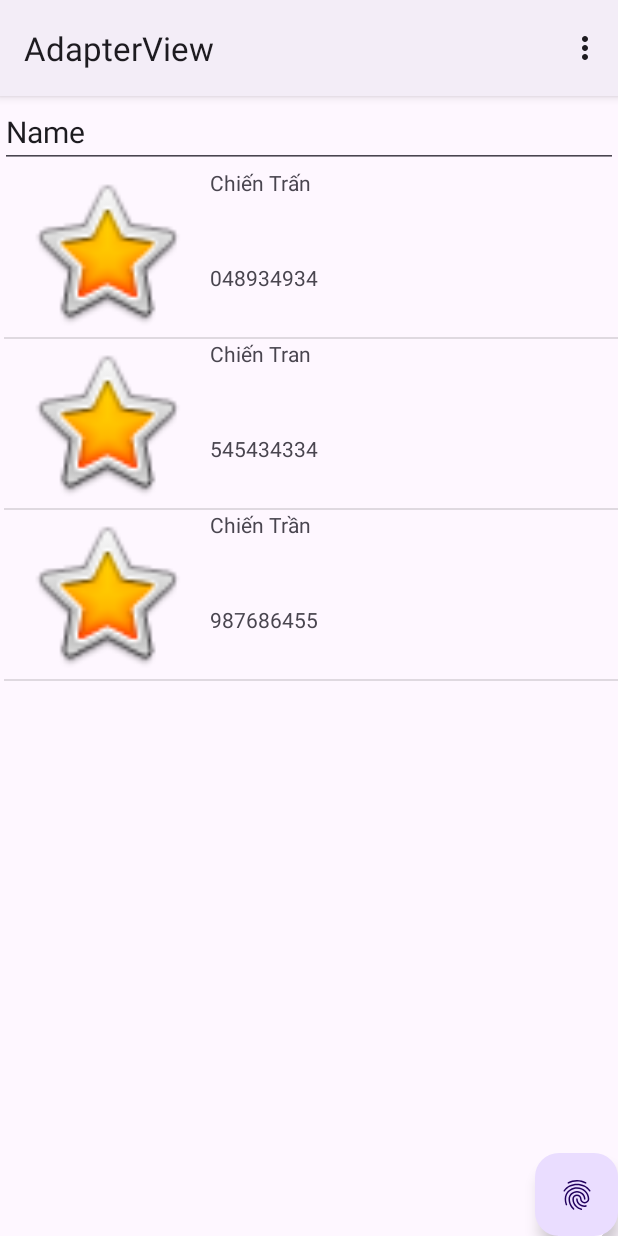
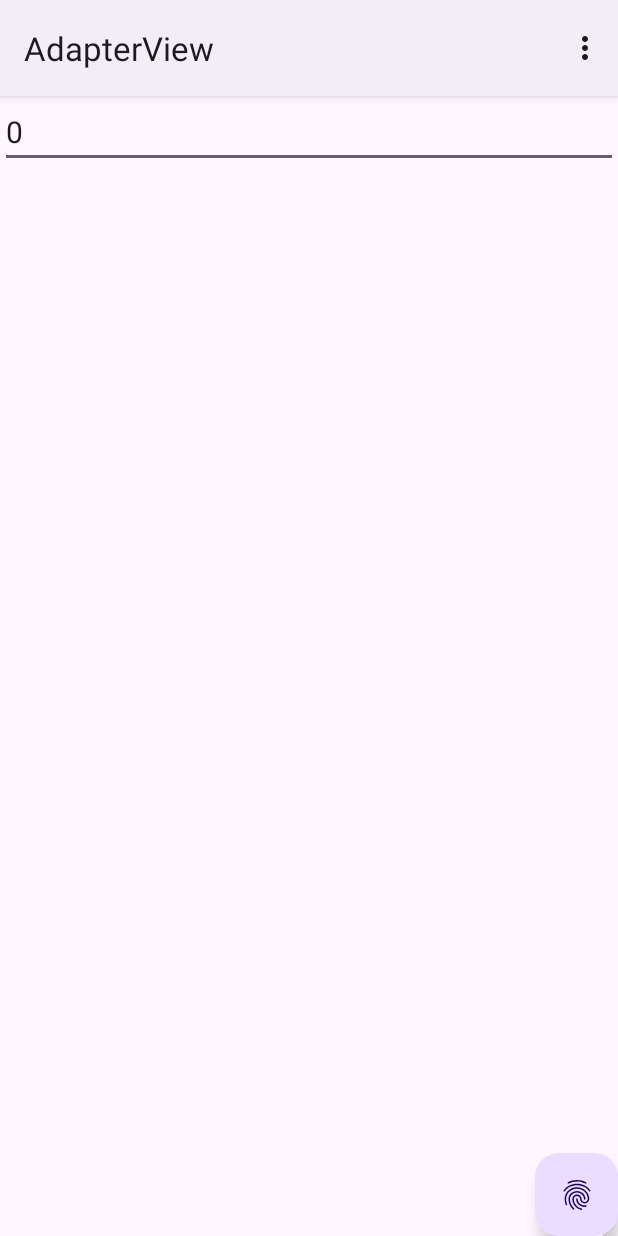
Before and after one commit to tcc3281/AdapterView, an Android app: the screen it shows after launch (MainActivity), on a phone screen of 412 x 824 dp. Run offline under Robolectric (Android 15) with nearby library versions, the phone set to English and light mode, and no system bars.

Commit message:
ghi bài 11/03/2024

```diff
--- a/app/src/main/java/com/example/adapterview/MainActivity.java
+++ b/app/src/main/java/com/example/adapterview/MainActivity.java
@@ -31,6 +31,7 @@ public class MainActivity extends AppCompatActivity {
     protected FloatingActionButton button;
     protected ListView lstStudent;
     protected int SelectedId;
+    private MyDB db;
 
     @Override
     protected void onActivityResult(int requestCode, int resultCode, @Nullable Intent data) {
@@ -56,16 +57,18 @@ public class MainActivity extends AppCompatActivity {
     protected void onCreate(Bundle savedInstanceState) {
         super.onCreate(savedInstanceState);
         setContentView(R.layout.activity_main);
+        db = new MyDB(this,"StudentDB",null,1);
+
+//        db.addStudent(new Student(1,"img1","Chiến Trấn","048934934"));
+//        db.addStudent(new Student(2,"img2","Chiến Tran","545434334"));
+//        db.addStudent(new Student(3,"img3","Chiến Trần","987686455"));
 
         txtName=findViewById(R.id.editTextText);
         button=findViewById(R.id.floatingActionButton2);
         lstStudent=findViewById(R.id.listview);
 
-        arrayList=new ArrayList();
-        arrayList.add(new Student(1,"img1","Chiến Trấn","048934934"));
-        arrayList.add(new Student(2,"img2","Chiến Tran","545434334"));
-        arrayList.add(new Student(3,"img3","Chiến Trần","987686455"));
-
+        arrayList=db.getAllStudents();
+        txtName.setText(arrayList.size()+"");
         adapter = new AdapterStudent(arrayList,this);
         registerForContextMenu(lstStudent);
         lstStudent.setAdapter(adapter);
@@ -97,6 +100,7 @@ public class MainActivity extends AppCompatActivity {
                 return false;
             }
         });
+
     }
 
     @Override
@@ -148,7 +152,7 @@ public class MainActivity extends AppCompatActivity {
             startActivity(intent);
         }else if(item.getItemId()==R.id.menusms){
             Student student= arrayList.get(SelectedId);
-            Intent intent = new Intent(Intent.ACTION_SENDTO, Uri.parse("sms:"+student.getPhone()));
+            Intent intent = new Intent(Intent.ACTION_SENDTO, Uri.parse("sms :"+student.getPhone()));
             startActivity(intent);
         }
         return super.onContextItemSelected(item);
--- /dev/null
+++ b/app/src/main/java/com/example/adapterview/MyDB.java
@@ -0,0 +1,63 @@
+package com.example.adapterview;
+
+import android.content.ContentValues;
+import android.content.Context;
+import android.database.Cursor;
+import android.database.sqlite.SQLiteDatabase;
+import android.database.sqlite.SQLiteOpenHelper;
+
+import androidx.annotation.Nullable;
+
+import java.util.ArrayList;
+
+public class MyDB extends SQLiteOpenHelper {
+
+    public static final String TableName = "StudentTable";
+    public static final String Id = "Id";
+    public static final String Name = "Name";
+    public static final String Phone = "Phone";
+    public static final String Image = "Image";
+
+    public MyDB(@Nullable Context context, @Nullable String name, @Nullable SQLiteDatabase.CursorFactory factory, int version) {
+        super(context, name, factory, version);
+    }
+
+    @Override
+    public void onCreate(SQLiteDatabase db) {
+        String sqlCreate = "Create table if not exists "+TableName +"(" +
+                Id + " Integer Primary key, " +
+                Image + " Text, " +
+                Name + " Text, " +
+                Phone + " Text)";
+        db.execSQL(sqlCreate);
+    }
+
+    @Override
+    public void onUpgrade(SQLiteDatabase db, int oldVersion, int newVersion) {
+        db.execSQL("Drop table if exists "+TableName);
+        onCreate(db);
+    }
+    public void addStudent(Student student){
+        SQLiteDatabase db = this.getWritableDatabase();
+        ContentValues values = new ContentValues();
+        values.put("Id",student.getId());
+        values.put("Image",student.getImages());
+        values.put("Name",student.getName());
+        values.put("Phone",student.getPhone());
+        db.insert(TableName,null,values);
+        db.close();
+    }
+    public ArrayList<Student> getAllStudents() {
+        ArrayList<Student> list = new ArrayList<>();
+        String sql = "Select * from " + TableName;
+        SQLiteDatabase db = this.getReadableDatabase();
+        Cursor cursor = db.rawQuery(sql, null);
+        if (cursor != null) {
+            while (cursor.moveToNext()) {
+                Student student = new Student(cursor.getInt(0), cursor.getString(1), cursor.getString(2), cursor.getString(3));
+                list.add(student);
+            }
+        }
+        return list;
+    }
+}
```
